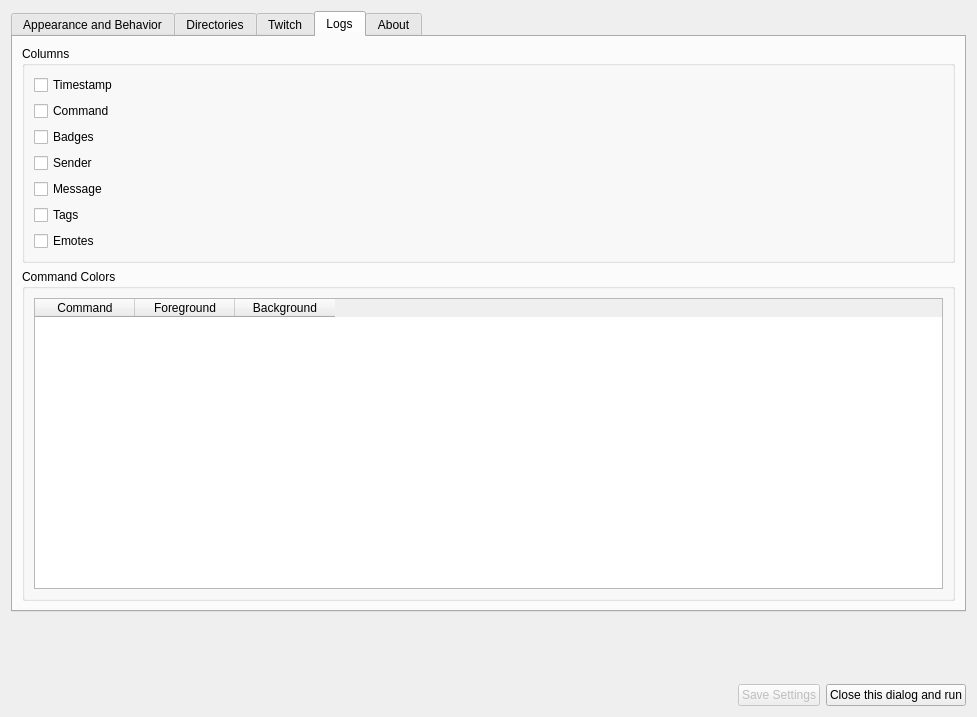
First picture: the form in setupwidget.ui, repository xiluembo/atsumari, before the edit.
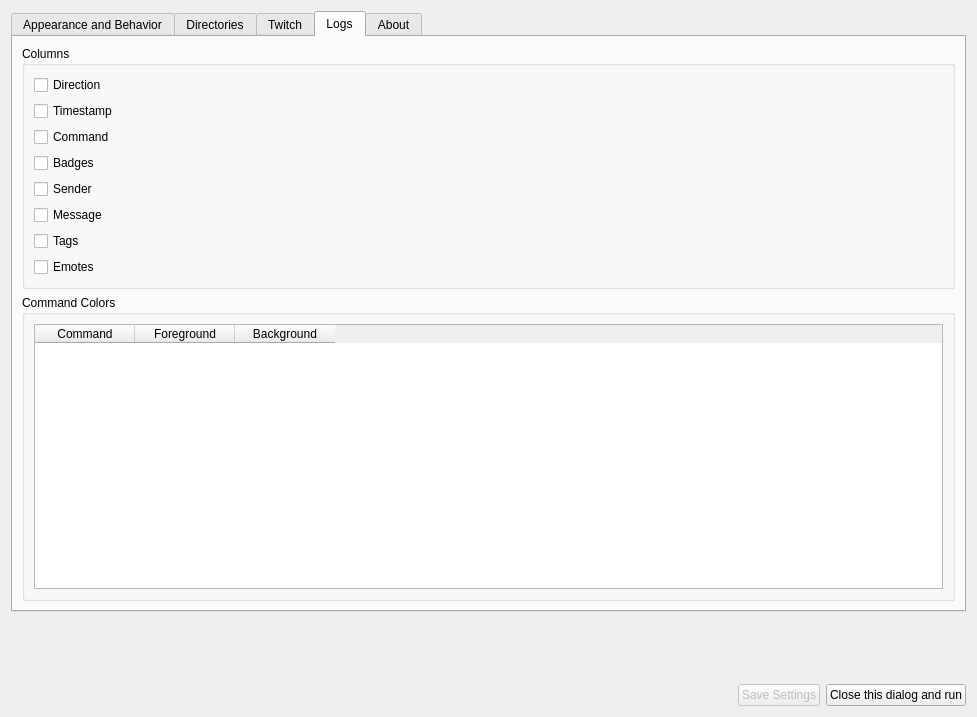
Second picture: the form after the edit. The open tabs and pages were chosen to show the change. Icons and pictures are not drawn.

Commit message: Add direction column to Twitch logs

The edit to the form file:
```diff
--- a/setupwidget.ui
+++ b/setupwidget.ui
@@ -944,6 +944,7 @@
           <string>Columns</string>
          </property>
          <layout class="QVBoxLayout" name="verticalLayout_cols">
+          <item><widget class="QCheckBox" name="chkDirection"><property name="text"><string>Direction</string></property></widget></item>
           <item><widget class="QCheckBox" name="chkTimestamp"><property name="text"><string>Timestamp</string></property></widget></item>
           <item><widget class="QCheckBox" name="chkCommand"><property name="text"><string>Command</string></property></widget></item>
           <item><widget class="QCheckBox" name="chkBadges"><property name="text"><string>Badges</string></property></widget></item>
```
The commit also changes 5 other files.
